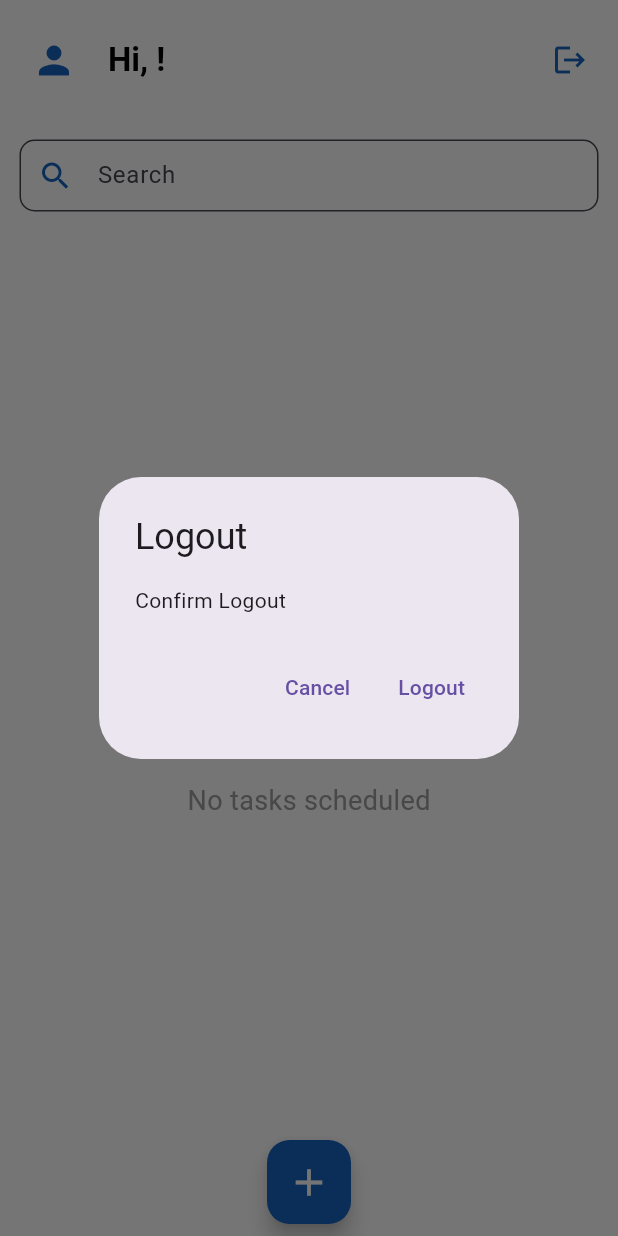
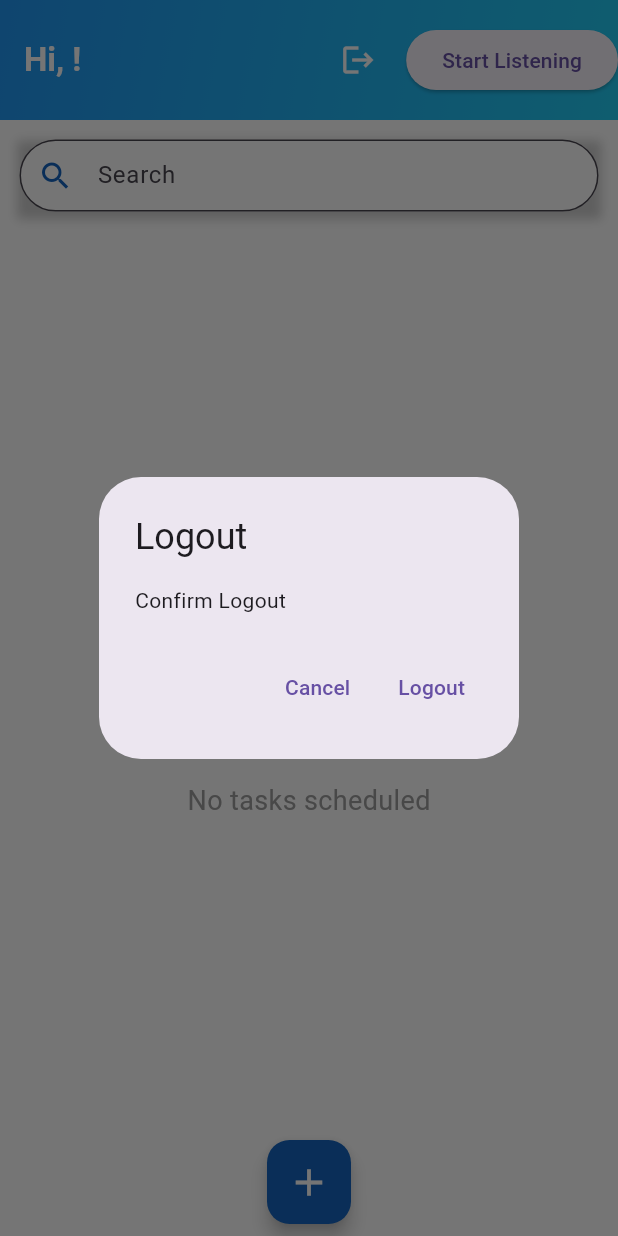
Before and after one commit to Jithin-janardhanan/Event-scheduler, a Flutter app: the Dummyhomepage screen opened directly, after a tap on the "logout" icon, on a phone screen of 412 x 824 dp. Run offline on Flutter 3.47's test engine with Material 3 defaults, Android fonts, the phone set to English and light mode, and no system bars; our stand-ins replace awesome_notifications, cloud_firestore, firebase_auth, firebase_core, image_picker, local_auth and 3 more; missing offline and left inert: flutter_foreground_task, porcupine_flutter, translator; accounts and stored records are empty; statements that could not run were skipped.

Commit message:
not comleted ui

```diff
--- a/lib/model/Authentication_service.dart
+++ b/lib/model/Authentication_service.dart
@@ -1,6 +1,6 @@
-import 'package:flutter/material.dart';
+
 import 'package:firebase_auth/firebase_auth.dart';
-import 'package:firebase_core/firebase_core.dart';
+
 import 'package:local_auth/local_auth.dart';
 import 'package:shared_preferences/shared_preferences.dart';
 
--- a/lib/view/TextSheduler.dart
+++ b/lib/view/TextSheduler.dart
@@ -5,6 +5,7 @@ import 'package:firebase_auth/firebase_auth.dart';
 import 'package:flutter/material.dart';
 import 'package:image_picker/image_picker.dart';
 import 'package:intl/intl.dart';
+import 'package:new_todo/controller/background_service.dart';
 import 'package:new_todo/model/notification_sevice.dart';
 import 'package:new_todo/view/dummyhomepage.dart';
 import 'package:speech_to_text/speech_to_text.dart' as stt;
@@ -30,6 +31,8 @@ class _SheduleTaskState extends State<SheduleTask> {
   File? _selectedImage;
   final ImagePicker _picker = ImagePicker();
   String? _uploadedImageUrl;
+  final BackgroundService _backgroundService = BackgroundService();
+  String _statusText = 'Press Start to listen for wake word';
 
   GoogleTranslator translator = GoogleTranslator();
 
@@ -81,6 +84,14 @@ class _SheduleTaskState extends State<SheduleTask> {
 
   void _toggleListening() async {
     if (!isListening) {
+      // Stop the wakeup feature if it is active
+      if (_backgroundService.isListening) {
+        await _backgroundService.stopListening();
+        setState(() {
+          _statusText = 'Stopped listening for wake word';
+        });
+      }
+
       bool available = await _speech.initialize();
       if (available) {
         setState(() => isListening = true);
@@ -104,6 +115,14 @@ class _SheduleTaskState extends State<SheduleTask> {
     } else {
       setState(() => isListening = false);
       _speech.stop();
+
+      // Restart the wakeup feature if it was previously active
+      if (!_backgroundService.isListening) {
+        await _backgroundService.startListening();
+        setState(() {
+          _statusText = 'Listening for wake word "Hey ToDo"...';
+        });
+      }
     }
   }
 
--- a/lib/view/dummyhomepage.dart
+++ b/lib/view/dummyhomepage.dart
@@ -1,10 +1,16 @@
+
 import 'package:cloud_firestore/cloud_firestore.dart';
 import 'package:firebase_auth/firebase_auth.dart';
 import 'package:flutter/material.dart';
+import 'package:flutter_foreground_task/flutter_foreground_task.dart';
 import 'package:intl/intl.dart';
+
 import 'package:new_todo/model/notification_sevice.dart';
 import 'package:new_todo/view/TextSheduler.dart';
 import 'package:new_todo/view/loginPage.dart';
+import 'package:permission_handler/permission_handler.dart';
+
+import '../controller/background_service.dart';
 
 class Dummyhomepage extends StatefulWidget {
   const Dummyhomepage({super.key});
@@ -18,6 +24,49 @@ class _DummyhomepageState extends State<Dummyhomepage> {
   final FirebaseAuth _auth = FirebaseAuth.instance;
   final NotificationService _notificationService = NotificationService();
   final TextEditingController _searchController = TextEditingController();
+  final BackgroundService _backgroundService = BackgroundService();
+  bool _isListening = false;
+
+  String _statusText = 'Press Start to listen for wake word';
+  @override
+  void initState() {
+    super.initState();
+    _requestPermissions();
+  }
+
+  Future<void> _requestPermissions() async {
+    if (await Permission.microphone.request().isGranted) {
+      setState(() {
+        _statusText = 'Microphone permission granted. Ready to initialize.';
+      });
+    } else {
+      setState(() {
+        _statusText = 'Microphone permission denied';
+      });
+    }
+  }
+
+  Future<void> _startListening() async {
+    await FlutterForegroundTask.startService(
+      notificationTitle: "Listening for 'Hey ToDo'",
+      notificationText: "Wake word detection is active",
+    );
+
+    await _backgroundService.startListening();
+    setState(() {
+      _isListening = true;
+      _statusText = 'Listening for wake word "Hey ToDo"...';
+    });
+  }
+
+  Future<void> _stopListening() async {
+    await FlutterForegroundTask.stopService();
+    await _backgroundService.stopListening();
+    setState(() {
+      _isListening = false;
+      _statusText = 'Stopped listening';
+    });
+  }
 
   @override
   Widget build(BuildContext context) {
@@ -27,10 +76,14 @@ class _DummyhomepageState extends State<Dummyhomepage> {
     return Scaffold(
       appBar: AppBar(
         toolbarHeight: 80.0,
-        backgroundColor: sandColor,
-        leading: const Padding(
-          padding: EdgeInsets.only(left: 16.0),
-          child: Icon(Icons.person, size: 30, color: button),
+        flexibleSpace: Container(
+          decoration: const BoxDecoration(
+            gradient: LinearGradient(
+              colors: [Color(0xFF2196F3), Color(0xFF21CBF3)],
+              begin: Alignment.topLeft,
+              end: Alignment.bottomRight,
+            ),
+          ),
         ),
         title: FutureBuilder<DocumentSnapshot>(
           future: FirebaseFirestore.instance
@@ -48,7 +101,7 @@ class _DummyhomepageState extends State<Dummyhomepage> {
             return Text(
               "Hi, ${userData['username'] ?? 'User'}!",
               style:
-                  TextStyle(color: Colors.black, fontWeight: FontWeight.w600),
+                  TextStyle(color: Colors.white, fontWeight: FontWeight.w600),
             );
           },
         ),
@@ -87,9 +140,13 @@ class _DummyhomepageState extends State<Dummyhomepage> {
                   },
                 );
               },
-              icon: const Icon(Icons.logout, color: button),
+              icon: const Icon(Icons.logout, color: Colors.white),
             ),
           ),
+          ElevatedButton(
+            onPressed: _isListening ? _stopListening : _startListening,
+            child: Text(_isListening ? 'Stop Listening' : 'Start Listening'),
+          )
         ],
       ),
       backgroundColor: sandColor,
@@ -98,6 +155,17 @@ class _DummyhomepageState extends State<Dummyhomepage> {
           // Search Bar
           Padding(
             padding: const EdgeInsets.all(13.0),
+            child: Container(
+              decoration: BoxDecoration(
+                boxShadow: [
+                  BoxShadow(
+                    color: Colors.grey.withOpacity(0.5),
+                    spreadRadius: 2,
+                    blurRadius: 5,
+                    offset: Offset(0, 3),
+                  ),
+                ],
+              ),
               child: TextFormField(
                 controller: _searchController,
                 decoration: InputDecoration(
@@ -106,13 +174,14 @@ class _DummyhomepageState extends State<Dummyhomepage> {
                   fillColor: Colors.white,
                   filled: true,
                   border: OutlineInputBorder(
-                  borderRadius: BorderRadius.circular(10.0),
+                    borderRadius: BorderRadius.circular(30.0),
                   ),
                   contentPadding: const EdgeInsets.symmetric(vertical: 11.0),
                 ),
                 onChanged: (value) {
                   setState(() {});
                 },
+              ),
             ),
           ),
 
@@ -181,7 +250,8 @@ class _DummyhomepageState extends State<Dummyhomepage> {
                       ),
                       color: isPast
                           ? Colors.white
-                          : const Color.fromARGB(255, 101, 151, 175), // Background color change
+                          : const Color.fromARGB(
+                              255, 101, 151, 175), // Background color change
                       child: Padding(
                         padding: const EdgeInsets.symmetric(
                             horizontal: 12, vertical: 10),
@@ -325,6 +395,8 @@ class _DummyhomepageState extends State<Dummyhomepage> {
           shape:
               RoundedRectangleBorder(borderRadius: BorderRadius.circular(15)),
           child: const Icon(Icons.add, size: 30, color: Colors.white),
+          tooltip: 'Add Task',
+          elevation: 5,
         ),
       ),
       floatingActionButtonLocation: FloatingActionButtonLocation.centerDocked,
```
Also changed, not shown: lib/controller/background_service.dart (added, +37 -0 lines), lib/main.dart (+4 -4 lines), pubspec.yaml (+9 -2 lines), 8 other files. Lines whose indentation alone changed are shown as unchanged.
